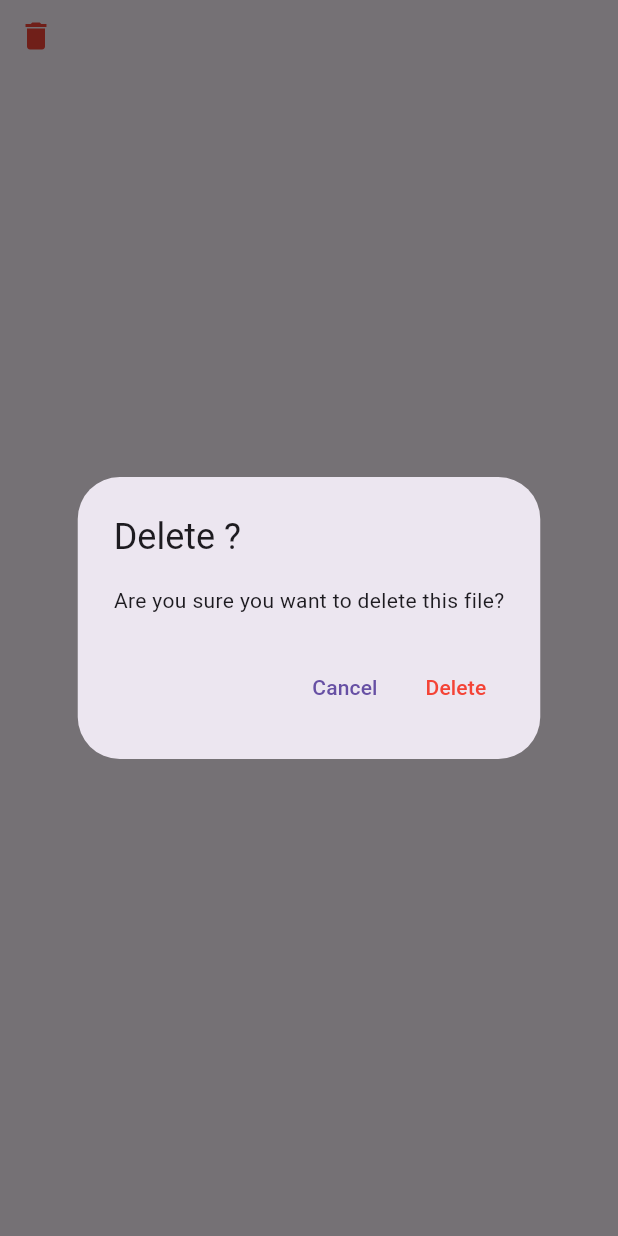
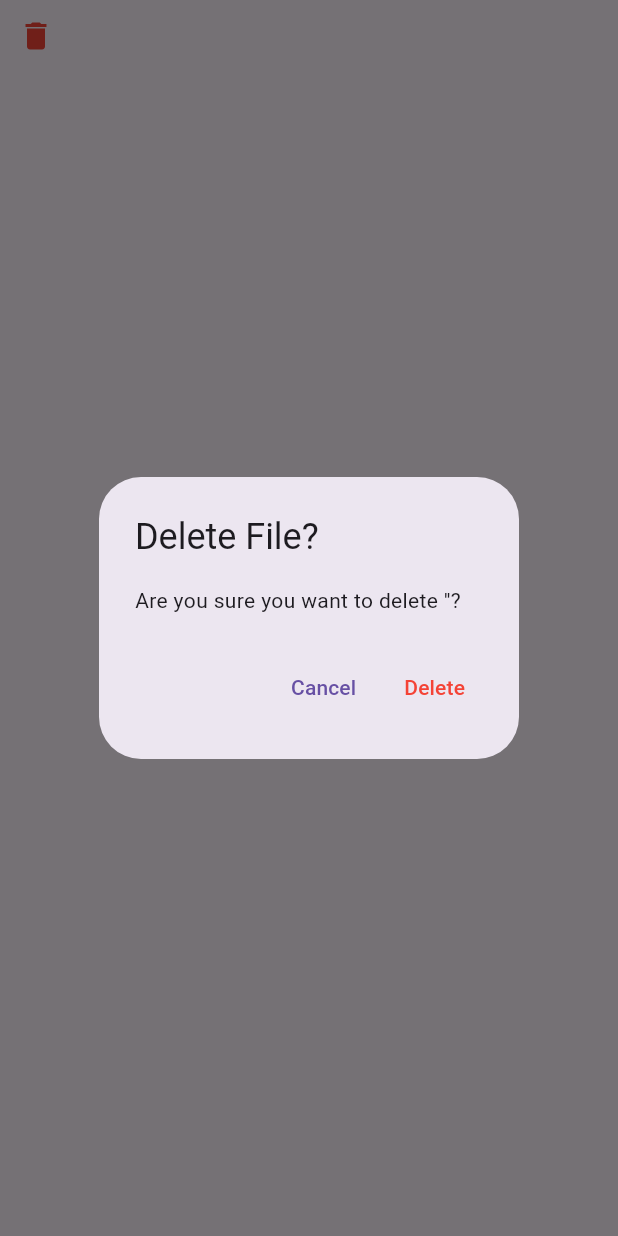
Before and after one commit to amark-23/Sphynx_Cloud_Server, a Flutter app: the DeleteButton widget shown alone on an empty page, opened directly with empty values, after a tap on the "delete" icon, on a phone screen of 412 x 824 dp. Run offline on Flutter 3.47's test engine with Material 3 defaults, Android fonts, the phone set to English and light mode, and no system bars; our stand-ins replace file_picker; network calls fail.

Commit message:
Update delete_button.dart

```diff
--- a/front-end/sphynx_flutter/lib/widgets/delete_button.dart
+++ b/front-end/sphynx_flutter/lib/widgets/delete_button.dart
@@ -3,11 +3,13 @@ import '../services/api_service.dart';
 
 class DeleteButton extends StatelessWidget {
   final String fileName;
+  final bool isFolder;
   final Function onDeleteSuccess;
 
   const DeleteButton({
     Key? key,
     required this.fileName,
+    required this.isFolder,
     required this.onDeleteSuccess,
   }) : super(key: key);
 
@@ -16,8 +18,8 @@ class DeleteButton extends StatelessWidget {
       context: context,
       builder:
           (context) => AlertDialog(
-            title: Text("Delete $fileName?"),
-            content: const Text("Are you sure you want to delete this file?"),
+            title: Text("Delete ${isFolder ? 'Folder' : 'File'}?"),
+            content: Text("Are you sure you want to delete '${fileName}'?"),
             actions: [
               TextButton(
                 onPressed: () => Navigator.pop(context),
@@ -28,9 +30,20 @@ class DeleteButton extends StatelessWidget {
                   bool success = await ApiService().deleteFile(fileName);
                   if (success) {
                     onDeleteSuccess();
+                    ScaffoldMessenger.of(context).showSnackBar(
+                      SnackBar(
+                        content: Text(
+                          "${isFolder ? 'Folder' : 'File'} deleted successfully!",
+                        ),
+                      ),
+                    );
                   } else {
                     ScaffoldMessenger.of(context).showSnackBar(
-                      const SnackBar(content: Text("Failed to delete file.")),
+                      SnackBar(
+                        content: Text(
+                          "Failed to delete ${isFolder ? 'folder' : 'file'}.",
+                        ),
+                      ),
                     );
                   }
                   Navigator.pop(context);
```
